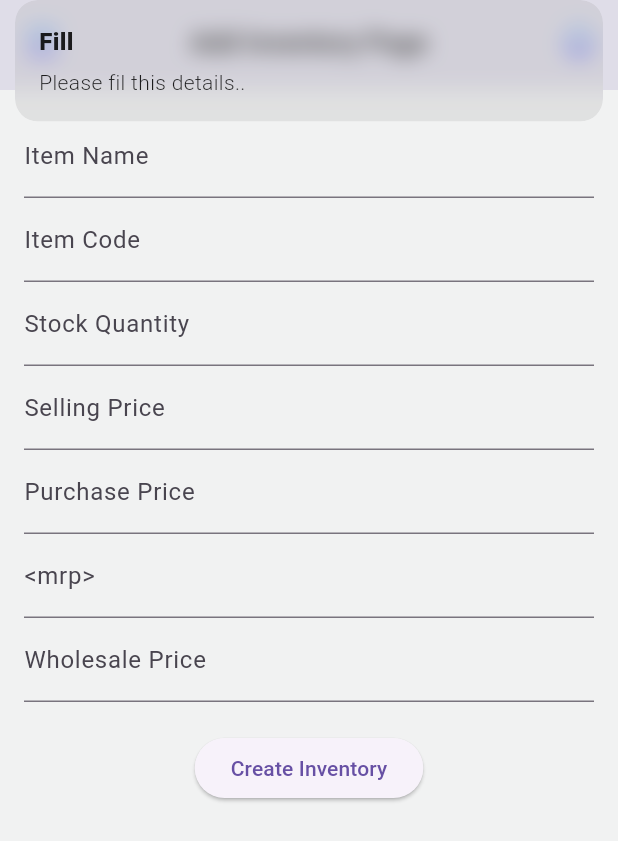
After one commit to shraddhagaudaniwork/salespurchase_app, a Flutter app: the AddInventory_page screen opened by its route, after a tap on "Create Inventory", on a phone screen of 412 x 824 dp. The commit adds this screen. Shown: the top 841 px of the screen. Run offline on Flutter 3.47's test engine with Material 3 defaults, Android fonts, the light colour scheme and no system bars; our stand-ins replace flutter_onboarding_slider, flutter_screenutil, flutter_svg, get, google_fonts, stylish_bottom_bar.

Commit message:
done inventory api

```diff
--- a/lib/routes/route_name.dart
+++ b/lib/routes/route_name.dart
@@ -9,6 +9,7 @@ class RoutesName {
   //GENERAL:
   // items in Drawer:
   static String inventorypage = '/inventory_page';
+  static String addinventorypage = '/addinventory_page';
   static String warehousepage = '/warehouse_page';
 
   // sales in Drawer:
--- a/lib/routes/routes_page.dart
+++ b/lib/routes/routes_page.dart
@@ -1,6 +1,7 @@
 import 'package:get/get.dart';
 import 'package:salespurchase_app/routes/route_name.dart';
 import 'package:salespurchase_app/views/screens/createaccount/signup.dart';
+import 'package:salespurchase_app/views/screens/home/drawer/general/items/inventory/addinventory_page.dart';
 import 'package:salespurchase_app/views/screens/home/drawer/general/parties/addparty_page.dart';
 import 'package:salespurchase_app/views/screens/home/drawer/general/parties/widget/partydetail_page.dart';
 import 'package:salespurchase_app/views/screens/introscreen/introscreen1.dart';
@@ -58,6 +59,7 @@ class RoutesPage {
     //GENERAL:
     //Items in Drawer:
     GetPage(name: RoutesName.inventorypage, page: () => const Inventory_page()),
+    GetPage(name: RoutesName.addinventorypage, page: () => const AddInventory_page()),
     GetPage(name: RoutesName.warehousepage, page: () => const Warehouse_page()),
 
     //Sales in Drawer:
--- /dev/null
+++ b/lib/views/screens/home/drawer/general/items/inventory/addinventory_page.dart
@@ -0,0 +1,107 @@
+import 'package:flutter/material.dart';
+import 'package:get/get.dart';
+import 'package:get/get_core/src/get_main.dart';
+import 'package:salespurchase_app/views/screens/home/drawer/general/items/inventory/inventory_controller.dart';
+import 'package:salespurchase_app/widgets/appbar/custom_appbartextwidget.dart';
+import 'package:salespurchase_app/widgets/appbar/custom_appbarwidget.dart';
+import '../../../../../../../utills/app_colors.dart';
+
+class AddInventory_page extends StatelessWidget {
+  const AddInventory_page({super.key});
+
+  @override
+  Widget build(BuildContext context) {
+    InventoryPostApiController inventoryPostApiController =
+        Get.put(InventoryPostApiController());
+    return Scaffold(
+      appBar: const CustomAppBarWidget(
+        title: CustomAppBarTextWidget(text: "Add Inventory Page"),
+      ),
+      backgroundColor: AppColors.backgroundcolor,
+      body: Padding(
+        padding: const EdgeInsets.all(16.0),
+        child: Column(
+          children: [
+            TextField(
+              controller: inventoryPostApiController.itemNameController,
+              decoration: const InputDecoration(labelText: 'Item Name'),
+            ),
+            TextField(
+              controller: inventoryPostApiController.itemCodeController,
+              decoration: const InputDecoration(labelText: 'Item Code'),
+            ),
+            TextField(
+              controller: inventoryPostApiController.stockQuantityController,
+              decoration: const InputDecoration(labelText: 'Stock Quantity'),
+            ),
+            TextField(
+              controller: inventoryPostApiController.sellingPriceController,
+              decoration: const InputDecoration(labelText: 'Selling Price'),
+            ),
+            TextField(
+              controller: inventoryPostApiController.purchasePriceController,
+              decoration: const InputDecoration(labelText: 'Purchase Price'),
+            ),
+            TextField(
+              controller: inventoryPostApiController.mrpController,
+              decoration: const InputDecoration(labelText: '<mrp>'),
+            ),
+            TextField(
+              controller: inventoryPostApiController.wholesalePriceController,
+              decoration: const InputDecoration(labelText: 'Wholesale Price'),
+            ),
+            const SizedBox(height: 20),
+            Obx(
+              () => inventoryPostApiController.isLoading.value
+                  ? const CircularProgressIndicator()
+                  : ElevatedButton(
+                      onPressed: () {
+                        if (inventoryPostApiController.itemNameController.text.isEmpty &&
+                            inventoryPostApiController
+                                .itemCodeController.text.isEmpty &&
+                            inventoryPostApiController
+                                .stockQuantityController.text.isEmpty &&
+                            inventoryPostApiController
+                                .sellingPriceController.text.isEmpty &&
+                            inventoryPostApiController
+                                .purchasePriceController.text.isEmpty &&
+                            inventoryPostApiController
+                                .wholesalePriceController.text.isEmpty) {
+                          Get.snackbar("Fill", "Please fil this details..");
+                        } else {
+                          final inventoryData = {
+                            "itemname": inventoryPostApiController
+                                .itemNameController.text,
+                            "itemcode": inventoryPostApiController
+                                .itemCodeController.text,
+                            "stokeqty": inventoryPostApiController
+                                .stockQuantityController.text,
+                            "mrp":
+                                inventoryPostApiController.mrpController.text,
+                            "sellingprice": inventoryPostApiController
+                                .sellingPriceController.text,
+                            "purchaseprice": inventoryPostApiController
+                                .purchasePriceController.text,
+                            "wholesaleprice": inventoryPostApiController
+                                .wholesalePriceController.text,
+                            // 'description':
+                            //     partyPostApiController.descriptionController.text,
+                          };
+                          print(
+                            "Sending Inventory Data: $inventoryData",
+                          ); //
+                          inventoryPostApiController
+                              .createInventory(inventoryData); // Debugging
+                        }
+                      },
+                      child: const Text(
+                        'Create Inventory',
+                      ),
+                    ),
+            ),
+          ],
+        ),
+      ),
+    );
+  }
+}
--- a/lib/views/screens/home/drawer/general/parties/addparty_page.dart
+++ b/lib/views/screens/home/drawer/general/parties/addparty_page.dart
@@ -3,6 +3,8 @@ import 'package:get/get.dart';
 import 'package:get/get_core/src/get_main.dart';
 import 'package:salespurchase_app/utills/app_colors.dart';
 import 'package:salespurchase_app/views/screens/home/drawer/general/parties/party_controller.dart';
+import 'package:salespurchase_app/widgets/appbar/custom_appbartextwidget.dart';
+import 'package:salespurchase_app/widgets/appbar/custom_appbarwidget.dart';
 
 class AddPartiespage extends StatelessWidget {
   const AddPartiespage({super.key});
@@ -12,6 +14,11 @@ class AddPartiespage extends StatelessWidget {
     PartyPostApiController partyPostApiController =
         Get.put(PartyPostApiController());
     return Scaffold(
+      appBar: const CustomAppBarWidget(
+        title: CustomAppBarTextWidget(
+          text: "Add Parties Page",
+        ),
+      ),
       backgroundColor: AppColors.backgroundcolor,
       body: Padding(
         padding: const EdgeInsets.all(16.0),
@@ -19,29 +26,43 @@ class AddPartiespage extends StatelessWidget {
           children: [
             TextField(
               controller: partyPostApiController.nameController,
-              decoration: const InputDecoration(labelText: 'Party Name'),
+              decoration: const InputDecoration(
+                labelText: 'Party Name',
+              ),
             ),
             TextField(
               controller: partyPostApiController.companynameController,
-              decoration: const InputDecoration(labelText: 'Company Name'),
+              decoration: const InputDecoration(
+                labelText: 'Company Name',
+              ),
             ),
             TextField(
               controller: partyPostApiController.emailController,
-              decoration: const InputDecoration(labelText: 'Email'),
+              decoration: const InputDecoration(
+                labelText: 'Email',
+              ),
             ),
             TextField(
               controller: partyPostApiController.phonenumberController,
-              decoration: const InputDecoration(labelText: 'Phone Number'),
+              decoration: const InputDecoration(
+                labelText: 'Phone Number',
+              ),
             ),
             TextField(
               controller: partyPostApiController.receivablesController,
-              decoration: const InputDecoration(labelText: 'Receivables'),
+              decoration: const InputDecoration(
+                labelText: 'Receivables',
+              ),
             ),
             TextField(
               controller: partyPostApiController.unusedcreditsController,
-              decoration: const InputDecoration(labelText: 'Unused credits'),
+              decoration: const InputDecoration(
+                labelText: 'Unused credits',
+              ),
             ),
-            const SizedBox(height: 20),
+            const SizedBox(
+              height: 20,
+            ),
             Obx(
               () => partyPostApiController.isLoading.value
                   ? const CircularProgressIndicator()
@@ -76,13 +97,17 @@ class AddPartiespage extends StatelessWidget {
                             // 'description':
                             //     partyPostApiController.descriptionController.text,
                           };
-                          print("Sending Party Data: $partyData"); // Debugging
+                          print(
+                            "Sending Party Data: $partyData",
+                          ); // Debugging
                           partyPostApiController.createParty(
                             partyData,
                           );
                         }
                       },
-                      child: const Text('Create Party'),
+                      child: const Text(
+                        'Create Party',
+                      ),
                     ),
             ),
           ],
--- a/lib/widgets/custom_listtilewidget.dart
+++ b/lib/widgets/custom_listtilewidget.dart
@@ -1,5 +1,6 @@
 import 'package:flutter/material.dart';
 import 'package:salespurchase_app/widgets/custom_containerwidget.dart';
+
 class CustomListTileWidget extends StatelessWidget {
   final Widget? title;
   final Widget? subtitle;
```
Also changed, not shown: lib/views/screens/home/drawer/general/items/inventory/inventory_controller.dart (+153 -3 lines), lib/views/screens/home/drawer/general/items/inventory/inventory_page.dart (+95 -44 lines).
